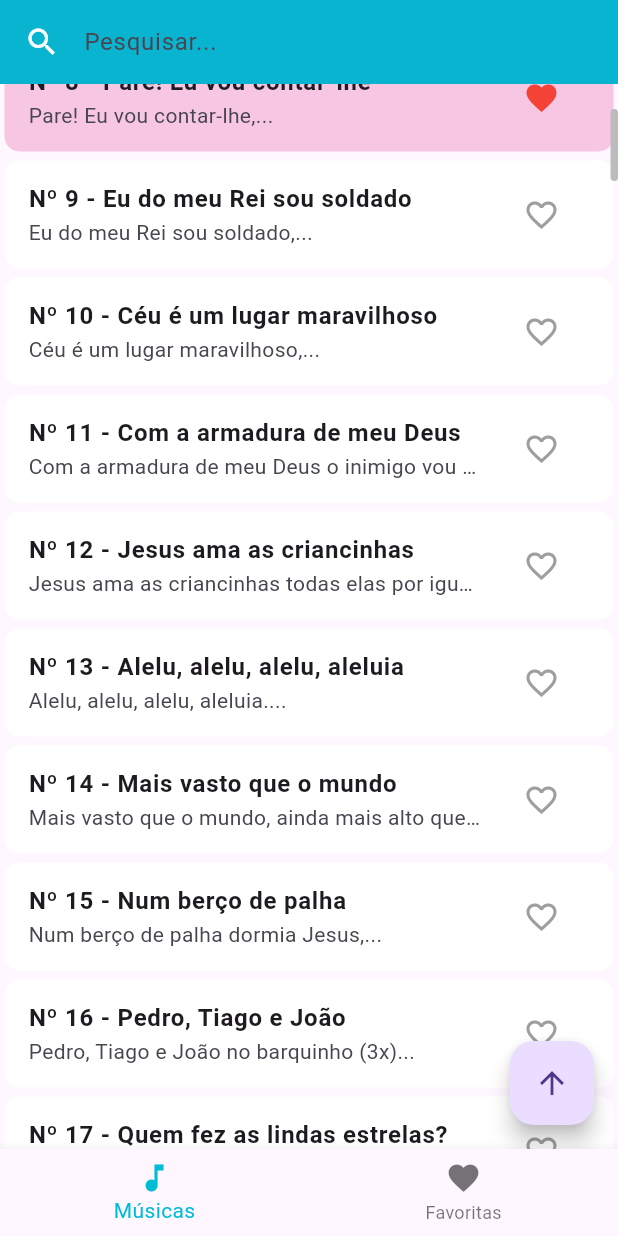
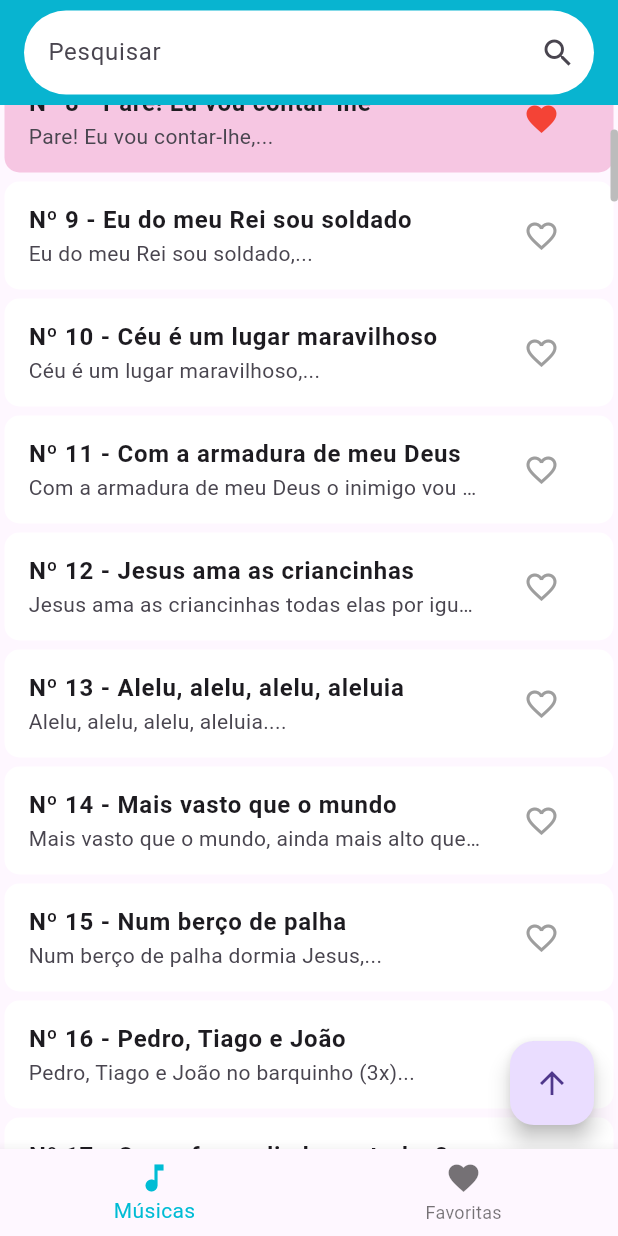
Before and after one commit to LeonardoFreitasDev/livrodecorosv2, a Flutter app: the screen it shows after launch, scrolled down 576 dp, after a tap on the "favorite outline" icon, on a phone screen of 412 x 824 dp. Run offline on Flutter 3.47's test engine with Material 3 defaults, Android fonts, the phone set to English and light mode, and no system bars.

Commit message:
Ajustes no layout da busca mensagem de não favoritos na tela de favoritos

```diff
--- a/livro_de_coros_v2/lib/views/FavoriteListScreen.dart
+++ b/livro_de_coros_v2/lib/views/FavoriteListScreen.dart
@@ -56,7 +56,7 @@ class _FavoriteListScreenState extends State<FavoriteListScreen> {
         originalSongs[originalIndex].favorito = songs[songIndex].favorito;
 
         // Salvar os dados atualizados no arquivo JSON
-        // await saveSongsToJson(originalSongs);
+        await saveSongsToJson(originalSongs);
       }
     }
   }
@@ -64,7 +64,9 @@ class _FavoriteListScreenState extends State<FavoriteListScreen> {
   @override
   Widget build(BuildContext context) {
     return Scaffold(
-      body: Scrollbar(
+      body: widget.filteredList.isNotEmpty &&
+              widget.originalSongList.any((song) => song.favorito)
+          ? Scrollbar(
               child: ListView.builder(
                 itemCount: widget.filteredList.length,
                 itemBuilder: (BuildContext context, int index) {
@@ -82,7 +84,8 @@ class _FavoriteListScreenState extends State<FavoriteListScreen> {
                               'Nº ${'${widget.filteredList[index].numero} - ${widget.filteredList[index].titulo}'}',
                               overflow: TextOverflow.ellipsis,
                               maxLines: 1,
-                        style: const TextStyle(fontWeight: FontWeight.bold),
+                              style:
+                                  const TextStyle(fontWeight: FontWeight.bold),
                             ),
                             subtitle: Text(
                               '${widget.filteredList[index].letra[0].toString()}...',
@@ -94,7 +97,8 @@ class _FavoriteListScreenState extends State<FavoriteListScreen> {
                                 widget.filteredList[index].favorito == true
                                     ? Icons.favorite
                                     : Icons.favorite_border,
-                          color: widget.filteredList[index].favorito == true
+                                color:
+                                    widget.filteredList[index].favorito == true
                                         ? Colors.red
                                         : Colors.grey,
                               ),
@@ -109,8 +113,10 @@ class _FavoriteListScreenState extends State<FavoriteListScreen> {
                               Navigator.push(
                                 context,
                                 MaterialPageRoute(
-                            builder: (context) =>
-                                SongScreen(song: widget.filteredList[index]),
+                                  builder: (context) => SongScreen(
+                                    song: widget.filteredList[index],
+                                    songList: widget.originalSongList,
+                                  ),
                                 ),
                               );
                             },
@@ -119,6 +125,19 @@ class _FavoriteListScreenState extends State<FavoriteListScreen> {
                       : const SizedBox();
                 },
               ),
+            )
+          : const Center(
+              child: Column(
+                crossAxisAlignment: CrossAxisAlignment.center,
+                mainAxisAlignment: MainAxisAlignment.center,
+                children: [
+                  Icon(Icons.heart_broken),
+                  Text(
+                    'Você ainda não adicionou nenhum favorito',
+                    style: TextStyle(fontSize: 16),
+                  ),
+                ],
+              ),
             ),
     );
   }
--- a/livro_de_coros_v2/lib/views/SongListView.dart
+++ b/livro_de_coros_v2/lib/views/SongListView.dart
@@ -99,15 +99,18 @@ class _SongListViewState extends State<SongListView> {
   Widget build(BuildContext context) {
     return Scaffold(
       appBar: AppBar(
+        toolbarHeight: 70,
         title: TextField(
           enabled: true,
           decoration: const InputDecoration(
-            icon: Icon(Icons.search),
-            iconColor: Colors.white,
-            hintText: 'Pesquisar...',
-            border: InputBorder.none,
-            fillColor: Colors.white,
-          ),
+              suffixIcon: Icon(Icons.search),
+              hintText: 'Pesquisar',
+              border: OutlineInputBorder(
+                borderSide: BorderSide.none,
+                borderRadius: BorderRadius.all(Radius.circular(30)),
+              ),
+              filled: true,
+              fillColor: Colors.white),
           onChanged: (value) {
             _filterSongs(value);
           },
```
Also changed, not shown: livro_de_coros_v2/lib/views/SongListScreen.dart (+5 -3 lines), livro_de_coros_v2/lib/views/SongScreen.dart (+4 -4 lines). Lines whose indentation alone changed are shown as unchanged.
